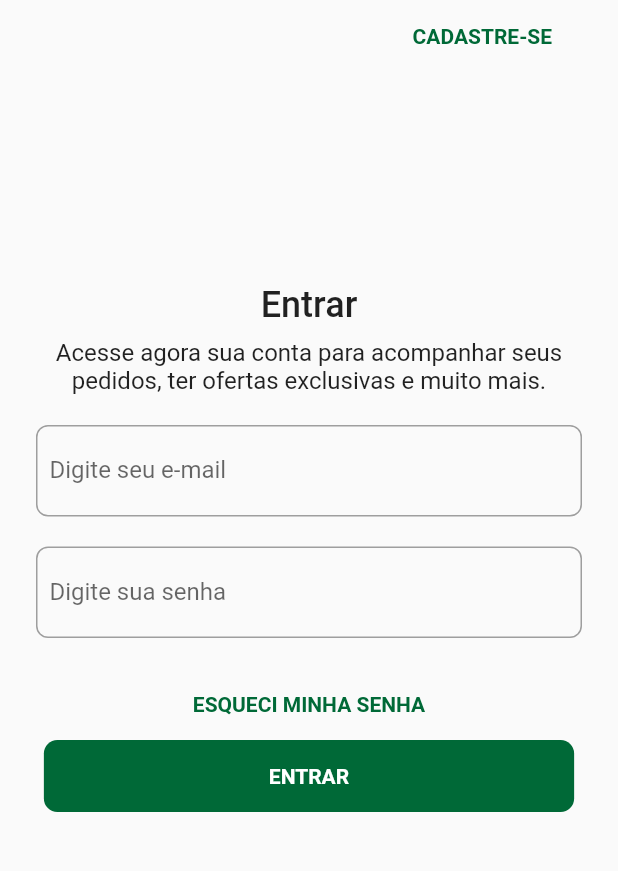
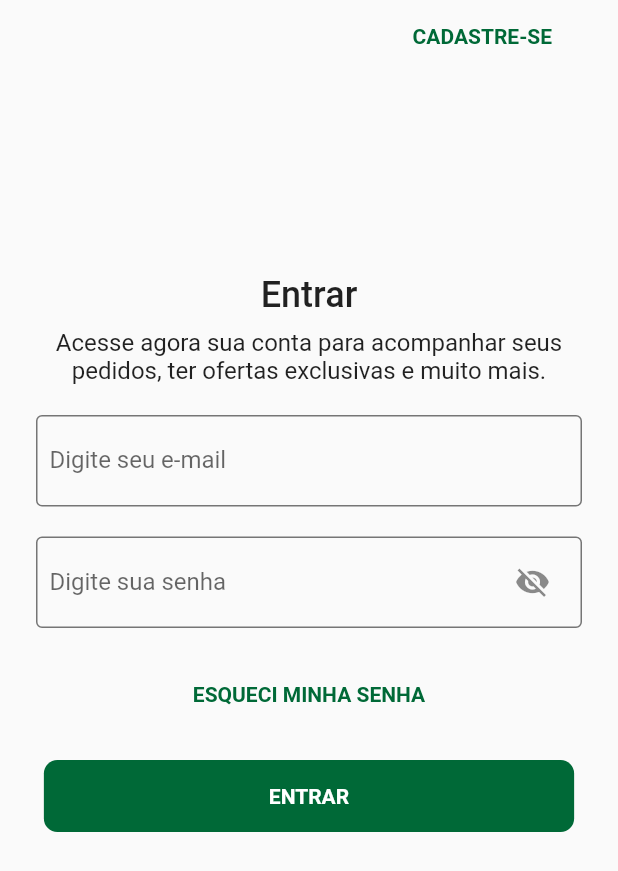
Before and after one commit to pygaudiello/Tela_de_Login_Tok, a Flutter app: the screen it shows after launch, on a phone screen of 412 x 824 dp. Shown: the top 871 px of the screen. Run offline on Flutter 3.47's test engine with Material 2 defaults, Android fonts, the phone set to English and light mode, and no system bars; Roboto replaces fonts that are missing (Margem).

Commit message:
1 campo virou 3

```diff
--- a/lib/main.dart
+++ b/lib/main.dart
@@ -1,16 +1,17 @@
-// ignore_for_file: avoid_print
+// ignore_for_file: avoid_print, must_be_immutable
 
 import 'package:flutter/material.dart';
 
 void main() {
-  runApp(MyApp());
+  runApp(Aplicativo());
 }
 
-class MyApp extends StatelessWidget {
-  MyApp({Key? key}) : super(key: key);
+class Aplicativo extends StatelessWidget {
+  Aplicativo({Key? key}) : super(key: key);
 
   final TextEditingController _emailController = TextEditingController();
   final TextEditingController _senhaController = TextEditingController();
+  bool _mostrarSenha = false;
 
   @override
   Widget build(BuildContext context) {
@@ -20,7 +21,8 @@ class MyApp extends StatelessWidget {
         body: SafeArea(
           child: Padding(
             padding: const EdgeInsets.symmetric(
-                horizontal: 24), // acompanha + que o /n
+              horizontal: 24,
+            ),
             child: Column(
               children: [
                 Row(
@@ -44,7 +46,7 @@ class MyApp extends StatelessWidget {
                     ),
                   ],
                 ),
-                const Spacer(), // ocupa todo o espaço máx disponível vertical (column) ou horizontal (row)
+                const Spacer(),
                 Column(
                   mainAxisAlignment: MainAxisAlignment.center,
                   children: [
@@ -66,12 +68,12 @@ class MyApp extends StatelessWidget {
                       textAlign: TextAlign.center,
                     ),
                     const SizedBox(height: 20),
-                    _borda(_emailController, 'Digite seu e-mail'),
+                    _bordaEmail(_emailController, 'Digite seu e-mail'),
                     const SizedBox(height: 20),
-                    _borda(_senhaController, 'Digite sua senha',
-                        essasenha: true),
+                    _bordaSenha(_senhaController, 'Digite sua senha'),
                     const SizedBox(height: 20),
                     _criarBotaoEsqueciSenha(),
+                    const SizedBox(height: 20),
                     _criarBotao('ENTRAR', const Color.fromARGB(255, 0, 105, 55),
                         () {
                       print('Entrar Clicado');
@@ -87,23 +89,48 @@ class MyApp extends StatelessWidget {
     );
   }
 
-  Widget _borda(TextEditingController controller, String label,
-      {bool essasenha = false}) {
+  Widget _bordaEmail(TextEditingController controller, String label) {
+    return _bordaa(
+      child: TextField(
+        controller: controller,
+        decoration: InputDecoration(
+          labelText: label,
+          border: InputBorder.none,
+        ),
+      ),
+    );
+  }
+
+  Widget _bordaSenha(TextEditingController controller, String label) {
+    return _bordaa(
+      child: TextField(
+        controller: controller,
+        obscureText: !_mostrarSenha,
+        decoration: InputDecoration(
+          labelText: label,
+          border: InputBorder.none,
+          suffixIcon: IconButton(
+            icon: Icon(_mostrarSenha ? Icons.visibility : Icons.visibility_off),
+            onPressed: () {
+              setState(() {
+                _mostrarSenha = !_mostrarSenha;
+              });
+            },
+          ),
+        ),
+      ),
+    );
+  }
+
+  Widget _bordaa({required Widget child}) {
     return Container(
       decoration: BoxDecoration(
-        border: Border.all(color: Colors.grey.shade500),
-        borderRadius: BorderRadius.circular(8.0),
+        border: Border.all(color: Colors.grey.shade600),
+        borderRadius: BorderRadius.circular(4.0),
       ),
       child: Padding(
         padding: const EdgeInsets.symmetric(horizontal: 8.0),
-        child: TextField(
-          controller: controller,
-          obscureText: essasenha,
-          decoration: InputDecoration(
-            labelText: label,
-            border: InputBorder.none,
-          ),
-        ),
+        child: child,
       ),
     );
   }
@@ -156,4 +183,6 @@ class MyApp extends StatelessWidget {
       ),
     );
   }
+
+  void setState(Null Function() param0) {}
 }
```
